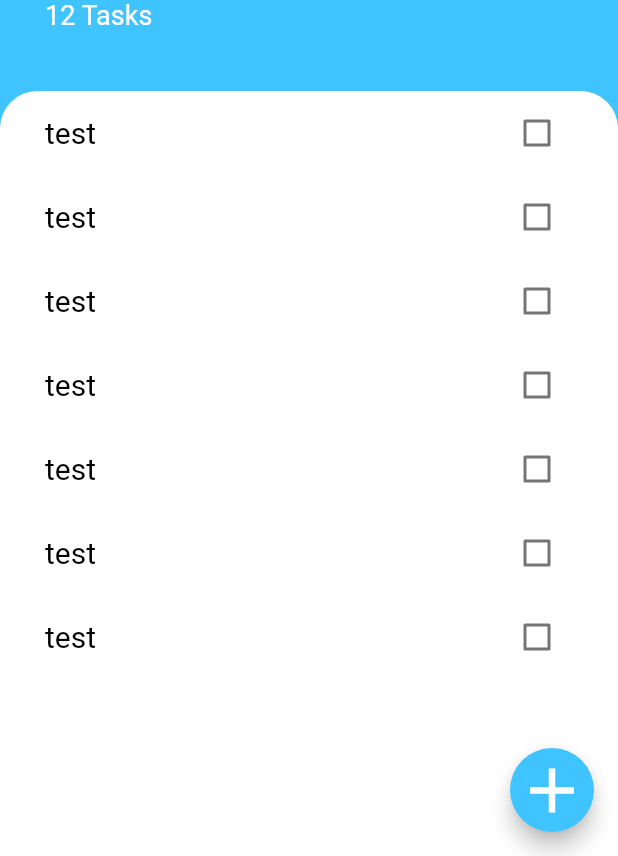
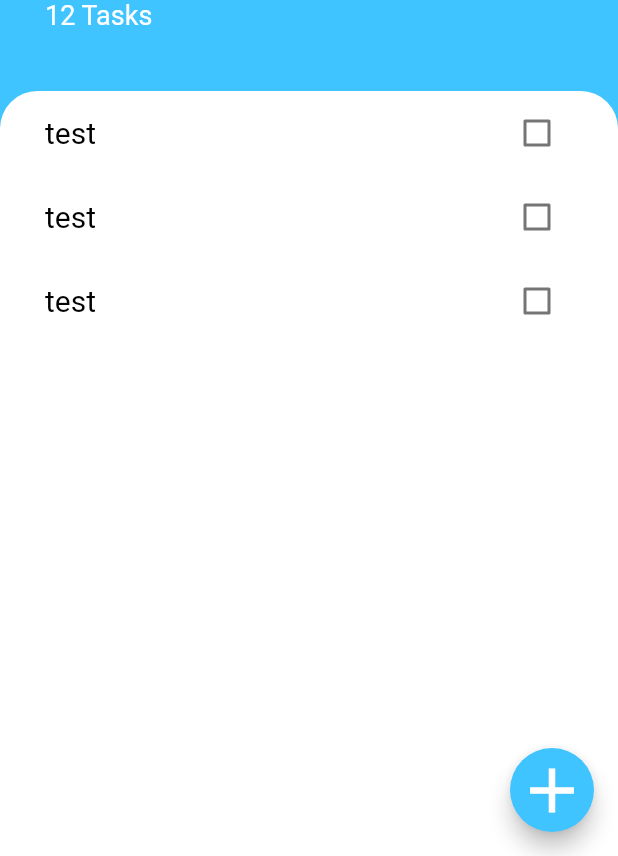
Before and after one commit to AlexToxin/todoey_flutter, a Flutter app: the screen it shows after launch, on a phone screen of 412 x 824 dp, the part 380-1236 px from its top. Run offline on Flutter 3.47's test engine with Material 2 defaults, Android fonts, the phone set to English and light mode, and no system bars.

Commit message:
The ListView Builder

```diff
--- a/lib/components/task_tile.dart
+++ b/lib/components/task_tile.dart
@@ -1,12 +1,12 @@
 import 'package:flutter/cupertino.dart';
 import 'package:flutter/material.dart';
+import 'package:todoeyflutter/models/task.dart';
 import 'package:todoeyflutter/themes/main.dart';
 
 class TaskTile extends StatefulWidget {
-  final String text;
-  bool _checked = false;
+  final Task task;
 
-  TaskTile({this.text});
+  TaskTile({this.task});
 
   @override
   _TaskTileState createState() => _TaskTileState();
@@ -18,18 +18,16 @@ class _TaskTileState extends State<TaskTile> {
     return ListTile(
       contentPadding: EdgeInsets.all(0),
       title: Text(
-        widget.text,
+        widget.task.text,
         style: MainTheme.kItemTextStyle.copyWith(
-          decoration: widget._checked
-              ? TextDecoration.lineThrough
-              : TextDecoration.none,
+          decoration: widget.task.isDone ? TextDecoration.lineThrough : null,
         ),
       ),
       trailing: Checkbox(
-        value: widget._checked,
+        value: widget.task.isDone,
         onChanged: (bool value) {
           setState(() {
-            widget._checked = value;
+            widget.task.toggleDone();
           });
         },
         activeColor: MainTheme.kPrimaryColor,
--- a/lib/components/tasks_list.dart
+++ b/lib/components/tasks_list.dart
@@ -1,5 +1,6 @@
 import 'package:flutter/material.dart';
 import 'package:todoeyflutter/components/task_tile.dart';
+import 'package:todoeyflutter/models/task.dart';
 
 class TasksList extends StatefulWidget {
   @override
@@ -7,20 +8,21 @@ class TasksList extends StatefulWidget {
 }
 
 class _TasksListState extends State<TasksList> {
-  List<TaskTile> tasks = [
-    TaskTile(text: 'test'),
-    TaskTile(text: 'test'),
-    TaskTile(text: 'test'),
-    TaskTile(text: 'test'),
-    TaskTile(text: 'test'),
-    TaskTile(text: 'test'),
-    TaskTile(text: 'test'),
+  List<Task> tasks = [
+    Task(text: 'test'),
+    Task(text: 'test'),
+    Task(text: 'test'),
   ];
 
   @override
   Widget build(BuildContext context) {
-    return ListView(
-      children: tasks,
+    return ListView.builder(
+      itemBuilder: (context, index) {
+        return TaskTile(
+          task: tasks[index],
+        );
+      },
+      itemCount: tasks.length,
     );
   }
 }
--- /dev/null
+++ b/lib/models/task.dart
@@ -0,0 +1,10 @@
+class Task {
+  final String text;
+  bool isDone;
+
+  Task({this.text, this.isDone = false});
+
+  void toggleDone() {
+    isDone = !isDone;
+  }
+}
```
